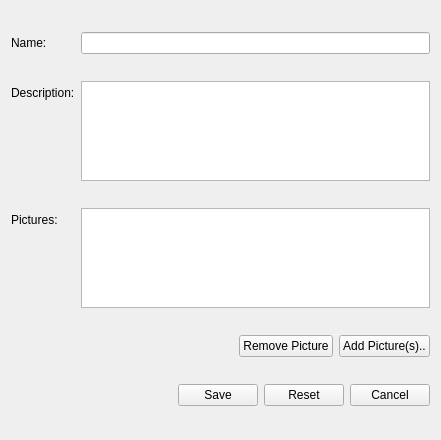
Qt form client/uiforms/category_edit.ui (Wolframe/configurator) before a commit.
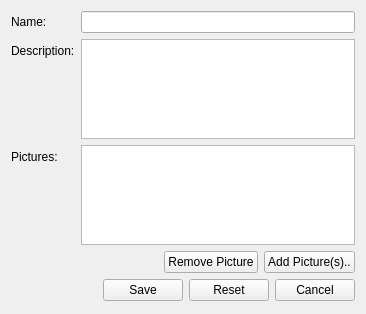
The same form after that commit. Icons and pictures are not drawn.

Diff of the .ui file:
```diff
--- a/client/uiforms/category_edit.ui
+++ b/client/uiforms/category_edit.ui
@@ -6,8 +6,8 @@
    <rect>
     <x>0</x>
     <y>0</y>
-    <width>441</width>
-    <height>440</height>
+    <width>366</width>
+    <height>314</height>
    </rect>
   </property>
   <property name="windowTitle">
```
